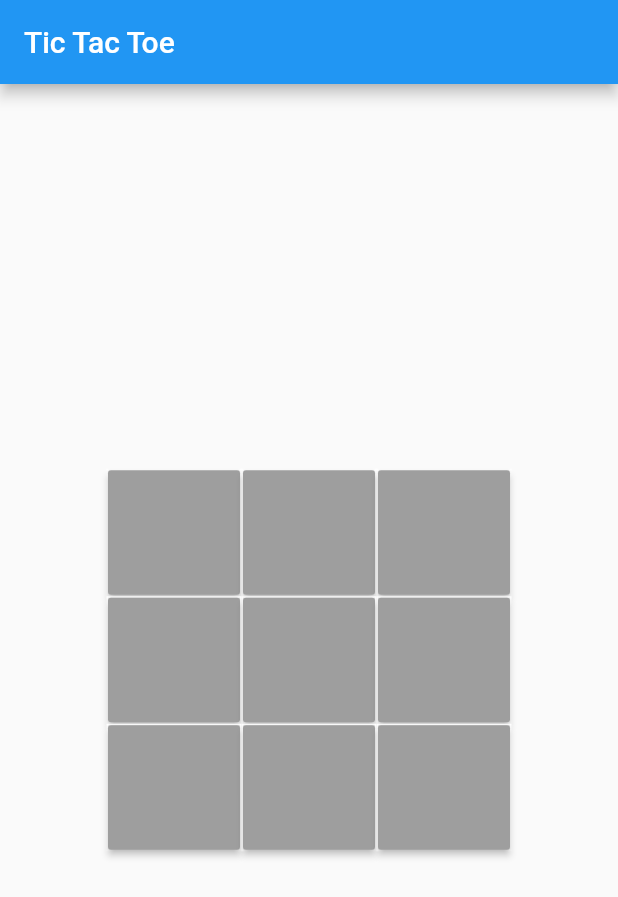
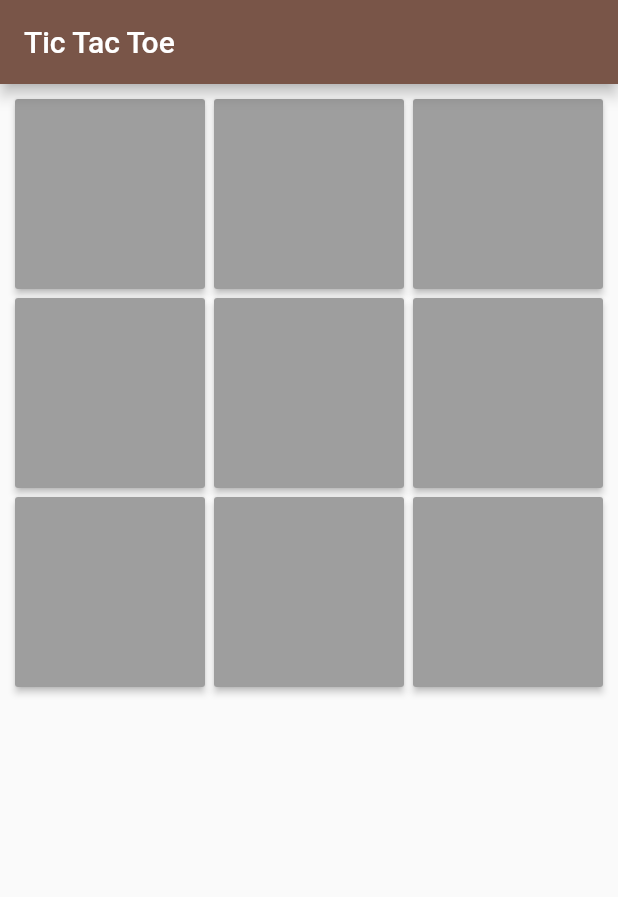
Before and after one commit to Ramakrishna-ch/Tic-Tac-Toe, a Flutter app: the screen it shows after launch, on a phone screen of 412 x 824 dp. Shown: the top 897 px of the screen. Run offline on Flutter 3.47's test engine with Material 2 defaults, Android fonts, the phone set to English and light mode, and no system bars.

Commit message:
gridview updated

```diff
--- a/lib/main.dart
+++ b/lib/main.dart
@@ -1,4 +1,5 @@
 import 'package:flutter/material.dart';
+import 'package:flutter/rendering.dart';
 
 void main() {
   runApp(MyApp());
@@ -11,7 +12,7 @@ class MyApp extends StatelessWidget {
     return MaterialApp(
       title: 'Flutter Demo',
       theme: ThemeData(
-        primarySwatch: Colors.blue,
+        primarySwatch: Colors.brown,
         visualDensity: VisualDensity.adaptivePlatformDensity,
       ),
       home: MyHomePage(title: 'Tic Tac Toe'),
@@ -149,76 +150,22 @@ class _MyHomePageState extends State<MyHomePage> {
         title: Text(widget.title),
       ),
       body: Center(
-        child: Column(
-          mainAxisAlignment: MainAxisAlignment.center,
-          children: [
-            Container(
-              child: Row(
-                mainAxisAlignment: MainAxisAlignment.center,
-                children: [
-                  Container(
-                    decoration: box,
-                    height: 85,
-                    child: butupdate(0),
-                  ),
-                  Container(
-                    decoration: box,
-                    height: 85,
-                    child: butupdate(1),
-                  ),
-                  Container(
-                    decoration: box,
-                    height: 85,
-                    child: butupdate(2),
-                  ),
-                ],
-              ),
+        child: Container(
+          child: GridView.builder(
+            padding: EdgeInsets.all(10),
+            gridDelegate: SliverGridDelegateWithFixedCrossAxisCount(
+              crossAxisCount: 3,
+              mainAxisSpacing: 6,
+              crossAxisSpacing: 6,
+              childAspectRatio: 1,
             ),
-            Container(
-              child: Row(
-                mainAxisAlignment: MainAxisAlignment.center,
-                children: [
-                  Container(
-                    decoration: box,
-                    height: 85,
-                    child: butupdate(3),
-                  ),
-                  Container(
-                    decoration: box,
-                    height: 85,
-                    child: butupdate(4),
-                  ),
-                  Container(
-                    decoration: box,
-                    height: 85,
-                    child: butupdate(5),
-                  ),
-                ],
-              ),
+            itemCount: buttonval.length,
+            itemBuilder: (context, index) => SizedBox(
+              height: 10,
+              width: 10,
+              child: butupdate(index),
             ),
-            Container(
-              child: Row(
-                mainAxisAlignment: MainAxisAlignment.center,
-                children: [
-                  Container(
-                    decoration: box,
-                    height: 85,
-                    child: butupdate(6),
-                  ),
-                  Container(
-                    decoration: box,
-                    height: 85,
-                    child: butupdate(7),
-                  ),
-                  Container(
-                    decoration: box,
-                    height: 85,
-                    child: butupdate(8),
-                  ),
-                ],
-              ),
-            ),
-          ],
+          ),
         ),
       ),
     );
```
